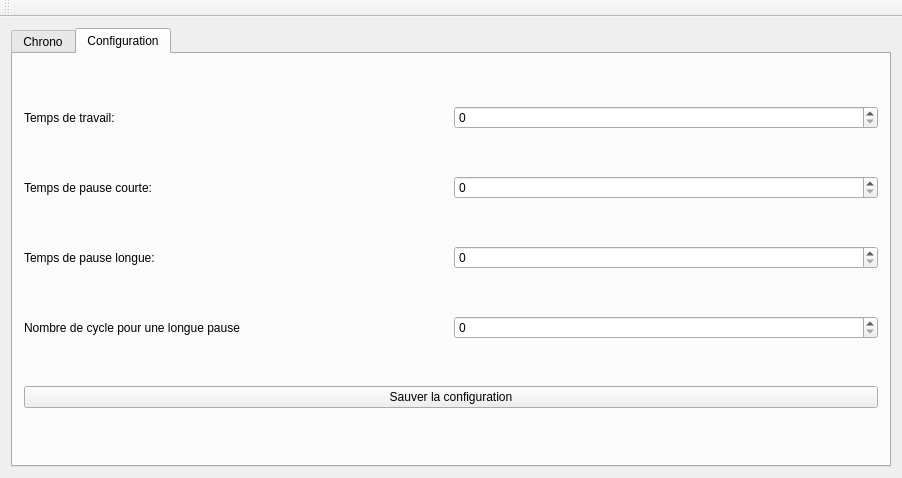
First picture: the form in mainwindow.ui, repository mslagmu/pomodoro, before the edit.
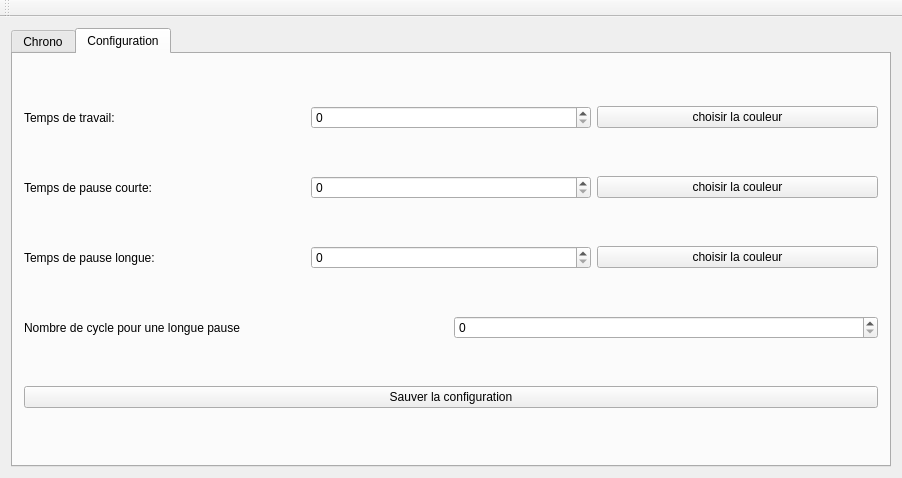
Second picture: the form after the edit. The open tabs and pages were chosen to show the change. Icons and pictures are not drawn.

```diff
--- a/mainwindow.ui
+++ b/mainwindow.ui
@@ -122,6 +122,13 @@
             </property>
            </widget>
           </item>
+          <item>
+           <widget class="QPushButton" name="workColor">
+            <property name="text">
+             <string>choisir la couleur</string>
+            </property>
+           </widget>
+          </item>
          </layout>
         </item>
         <item>
@@ -143,6 +150,13 @@
             </property>
            </widget>
           </item>
+          <item>
+           <widget class="QPushButton" name="shortColor">
+            <property name="text">
+             <string>choisir la couleur</string>
+            </property>
+           </widget>
+          </item>
          </layout>
         </item>
         <item>
@@ -164,6 +178,13 @@
             </property>
            </widget>
           </item>
+          <item>
+           <widget class="QPushButton" name="longColor">
+            <property name="text">
+             <string>choisir la couleur</string>
+            </property>
+           </widget>
+          </item>
          </layout>
         </item>
         <item>
```
Left out of the diff: 8 changed lines with no effect on the pictures.
